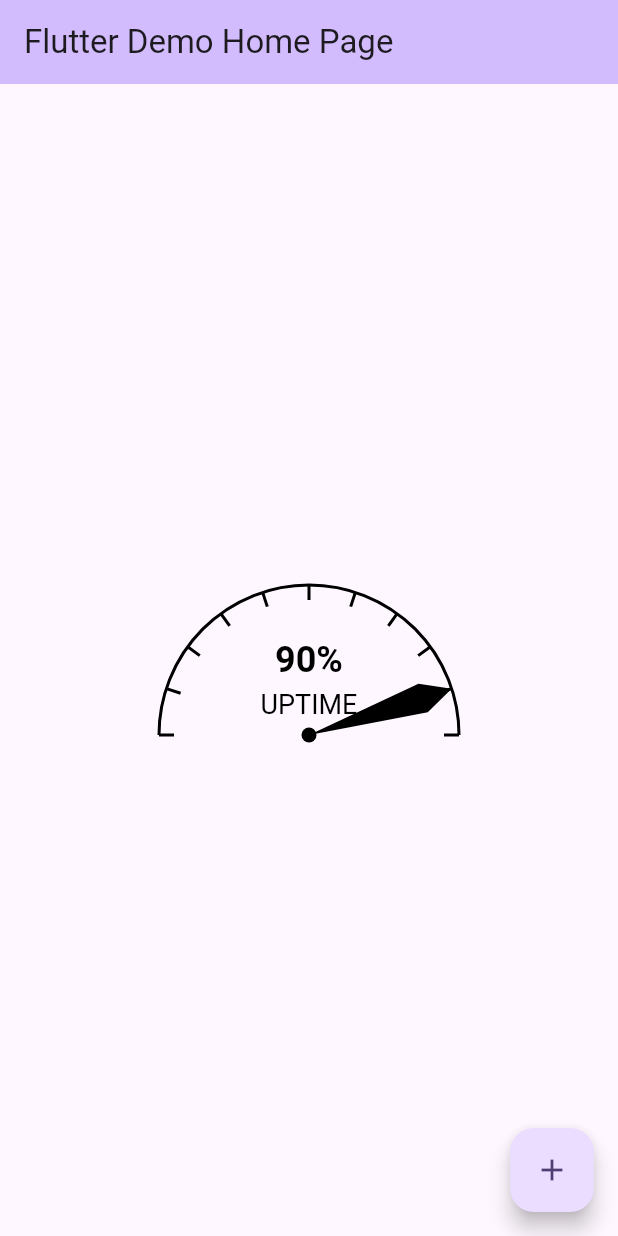
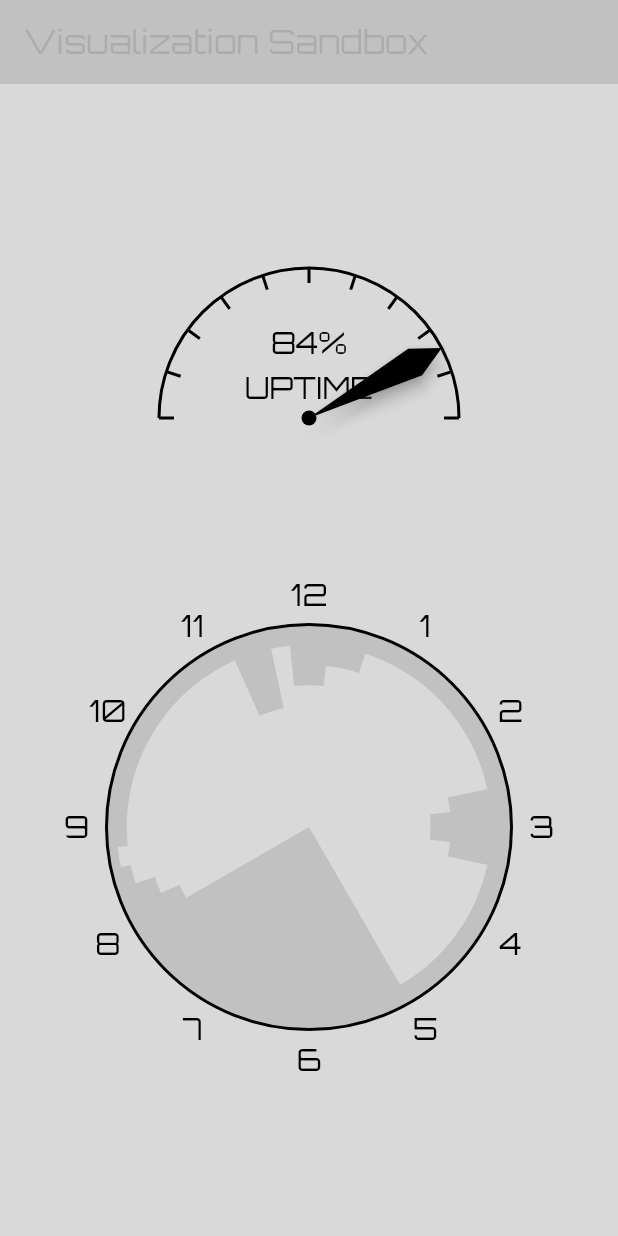
Before and after one commit to JimothyJohn/uptime, a Flutter app: the screen it shows after launch, on a phone screen of 412 x 824 dp. Run offline on Flutter 3.47's test engine with Material 3 defaults, Android fonts, the light colour scheme and no system bars; our stand-ins replace google_fonts.

Commit message:
Clockthing

```diff
--- a/lib/clock.dart
+++ b/lib/clock.dart
@@ -0,0 +1,128 @@
+import 'dart:math' as math;
+import 'package:flutter/material.dart';
+import 'package:google_fonts/google_fonts.dart';
+import 'package:visuals/theme.dart';
+
+class ProductivityClock extends StatelessWidget {
+  final List<double> machineStates; // List of up to 60 boolean values
+  final double size; // List of up to 60 boolean values
+  final double startingHour; // Example starting time
+
+  const ProductivityClock(
+      {Key? key,
+      required this.size,
+      required this.machineStates,
+      required this.startingHour})
+      : assert(machineStates.length <= 60),
+        super(key: key);
+
+  @override
+  Widget build(BuildContext context) {
+    return CustomPaint(
+      size: Size(size, size), // Adjust the size as needed
+      painter: ProductivityClockPainter(machineStates, startingHour),
+    );
+  }
+}
+
+class ProductivityClockPainter extends CustomPainter {
+  final List<double> machineStates;
+  final double startingHour; // Example starting time
+
+  ProductivityClockPainter(this.machineStates, this.startingHour);
+
+  @override
+  void paint(Canvas canvas, Size size) {
+    // Convert hours to radians (15 degrees per hour, π/12 radians per hour)
+
+    final Paint paint = Paint()..style = PaintingStyle.fill;
+    final Offset center = Offset(size.width / 2, size.height / 2);
+    // Reduce the radius for the sections so they don't touch the outer edges
+    final double radius = size.width / 2 * 0.9; // 90% of the full radius
+
+    // Draw clock numbers
+    for (int i = 1; i <= 12; i++) {
+      final double angle = 2 * math.pi / 12 * i - math.pi / 2;
+      final String number = i.toString();
+
+      final textSpan = TextSpan(
+          text: number,
+          style: GoogleFonts.orbitron(
+            color: Colors.black,
+            fontSize: 20,
+          ));
+      final textPainter = TextPainter(
+        text: textSpan,
+        textDirection: TextDirection.ltr,
+      );
+      textPainter.layout();
+
+      final numberPosition = Offset(
+        center.dx + (radius + 20) * math.cos(angle) - textPainter.width / 2,
+        center.dy + (radius + 20) * math.sin(angle) - textPainter.height / 2,
+      );
+      textPainter.paint(canvas, numberPosition);
+    }
+
+    // Optional: Draw a circle outline to complete the clock look
+    final outlinePaint = Paint()
+      ..style = PaintingStyle.stroke
+      ..color = Colors.black
+      ..strokeWidth = 2;
+    canvas.drawCircle(center, radius, outlinePaint);
+
+    // Draw the 60 12-minute sections to fill the clock
+    for (int i = 0; i < 60; i++) {
+      final double startingAngleOffset = startingHour * (math.pi / 6);
+      final startAngle =
+          (2 * math.pi / 60 * i) - math.pi / 2 + startingAngleOffset;
+      const sweepAngle = 2 * math.pi / 60;
+
+      // Adjust path drawing to fill based on the machine state value
+      if (i < machineStates.length) {
+        double fillExtent = 1 - machineStates[i]; // Value between 0 and 1
+
+        // Calculate the inner radius to start the fill based on the fillExtent
+        double innerRadius = radius * (1 - fillExtent);
+
+        // Define the filled section as a path
+        Path filledPath = Path()
+          ..moveTo(center.dx + innerRadius * math.cos(startAngle),
+              center.dy + innerRadius * math.sin(startAngle))
+          ..lineTo(center.dx + radius * math.cos(startAngle),
+              center.dy + radius * math.sin(startAngle))
+          ..arcTo(Rect.fromCircle(center: center, radius: radius), startAngle,
+              sweepAngle, false)
+          ..lineTo(center.dx + innerRadius * math.cos(startAngle + sweepAngle),
+              center.dy + innerRadius * math.sin(startAngle + sweepAngle))
+          ..arcTo(Rect.fromCircle(center: center, radius: innerRadius),
+              startAngle + sweepAngle, -sweepAngle, false)
+          ..close();
+
+        paint.shader = null;
+        // Use the uptimeColor scheme for filling sections based on the state value
+        paint.color = fillExtent > 0
+            ? uptimeColor.onSurface
+            : uptimeColor
+                .surface; // Assuming full fill is 'onSurface' and no fill is 'surface'
+        canvas.drawPath(filledPath, paint);
+      } else {
+        // For sections beyond the length of machineStates, use a neutral color
+        Path path = Path()
+          ..moveTo(center.dx, center.dy)
+          ..arcTo(Rect.fromCircle(center: center, radius: radius), startAngle,
+              sweepAngle, false)
+          ..close();
+
+        paint.color =
+            uptimeColor.onSurface; // Use 'background' for unspecified states
+        canvas.drawPath(path, paint);
+      }
+    }
+  }
+
+  @override
+  bool shouldRepaint(covariant CustomPainter oldDelegate) {
+    return false;
+  }
+}
--- a/lib/main.dart
+++ b/lib/main.dart
@@ -1,5 +1,8 @@
 import 'package:flutter/material.dart';
 import 'package:visuals/speedometer.dart';
+import 'package:visuals/clock.dart';
+import 'package:visuals/utils.dart';
+import 'package:visuals/theme.dart';
 
 void main() {
   runApp(const MyApp());
@@ -12,27 +15,9 @@ class MyApp extends StatelessWidget {
   @override
   Widget build(BuildContext context) {
     return MaterialApp(
-      title: 'Flutter Demo',
-      theme: ThemeData(
-        // This is the theme of your application.
-        //
-        // TRY THIS: Try running your application with "flutter run". You'll see
-        // the application has a purple toolbar. Then, without quitting the app,
-        // try changing the seedColor in the colorScheme below to Colors.green
-        // and then invoke "hot reload" (save your changes or press the "hot
-        // reload" button in a Flutter-supported IDE, or press "r" if you used
-        // the command line to start the app).
-        //
-        // Notice that the counter didn't reset back to zero; the application
-        // state is not lost during the reload. To reset the state, use hot
-        // restart instead.
-        //
-        // This works for code too, not just values: Most code changes can be
-        // tested with just a hot reload.
-        colorScheme: ColorScheme.fromSeed(seedColor: Colors.deepPurple),
-        useMaterial3: true,
-      ),
-      home: const MyHomePage(title: 'Flutter Demo Home Page'),
+      title: 'Visualization Sandbox',
+      theme: uptimeTheme,
+      home: const MyHomePage(title: 'Visualization Sandbox'),
     );
   }
 }
@@ -56,6 +41,7 @@ class MyHomePage extends StatefulWidget {
 }
 
 class _MyHomePageState extends State<MyHomePage> {
+  /*
   int _counter = 0;
 
   void _incrementCounter() {
@@ -68,6 +54,7 @@ class _MyHomePageState extends State<MyHomePage> {
       _counter++;
     });
   }
+  */
 
   @override
   Widget build(BuildContext context) {
@@ -87,7 +74,7 @@ class _MyHomePageState extends State<MyHomePage> {
         // the App.build method, and use it to set our appbar title.
         title: Text(widget.title),
       ),
-      body: const Center(
+      body: Center(
         // Center is a layout widget. It takes a single child and positions it
         // in the middle of the parent.
         child: Column(
@@ -104,17 +91,21 @@ class _MyHomePageState extends State<MyHomePage> {
           // TRY THIS: Invoke "debug painting" (choose the "Toggle Debug Paint"
           // action in the IDE, or press "p" in the console), to see the
           // wireframe for each widget.
-          mainAxisAlignment: MainAxisAlignment.center,
+          mainAxisAlignment: MainAxisAlignment.spaceEvenly,
           children: <Widget>[
-            Speedometer(value: 0.9),
+            Speedometer(value: sampleUptime),
+            ProductivityClock(
+                size: 300, machineStates: sampleStates, startingHour: 8.0)
           ],
         ),
       ),
+      /*
       floatingActionButton: FloatingActionButton(
         onPressed: _incrementCounter,
         tooltip: 'Increment',
         child: const Icon(Icons.add),
       ), // This trailing comma makes auto-formatting nicer for build methods.
+      */
     );
   }
 }
--- /dev/null
+++ b/lib/theme.dart
@@ -0,0 +1,55 @@
+import 'package:flutter/material.dart';
+import 'package:google_fonts/google_fonts.dart';
+
+// Created with https://m2.material.io/design/color/the-color-system.html#tools-for-picking-colors
+const ColorScheme uptimeColor = ColorScheme(
+  primary: Color(0xdddddddd),
+  onPrimary: Color(0x22222222),
+  secondary: Color(0xdddddddd),
+  onSecondary: Color(0x22222222),
+  surface: Color(0xdddddddd),
+  onSurface: Color(0x22222222),
+  background: Color(0xdddddddd),
+  onBackground: Color(0x22222222),
+  error: Colors.red,
+  onError: Colors.white,
+  brightness: Brightness.light,
+);
+
+const ColorScheme uptimeDarkColor = ColorScheme(
+  primary: Color(0xdddddddd),
+  onPrimary: Color(0x22222222),
+  secondary: Color(0xdddddddd),
+  onSecondary: Color(0x22222222),
+  surface: Color(0xdddddddd),
+  onSurface: Color(0x22222222),
+  background: Color(0xdddddddd),
+  onBackground: Color(0x22222222),
+  error: Colors.red,
+  onError: Colors.white,
+  brightness: Brightness.light,
+);
+
+final TextTheme uptimeText = GoogleFonts.orbitronTextTheme();
+
+final ThemeData uptimeLightTheme = ThemeData(
+  colorScheme: uptimeColor,
+  textTheme: uptimeText,
+  pageTransitionsTheme: const PageTransitionsTheme(
+    builders: {
+      TargetPlatform.android: OpenUpwardsPageTransitionsBuilder(),
+      TargetPlatform.iOS: OpenUpwardsPageTransitionsBuilder(),
+    },
+  ),
+);
+
+final ThemeData uptimeTheme = ThemeData(
+  colorScheme: uptimeColor,
+  textTheme: uptimeText,
+  pageTransitionsTheme: const PageTransitionsTheme(
+    builders: {
+      TargetPlatform.android: OpenUpwardsPageTransitionsBuilder(),
+      TargetPlatform.iOS: OpenUpwardsPageTransitionsBuilder(),
+    },
+  ),
+);
--- /dev/null
+++ b/lib/utils.dart
@@ -0,0 +1,50 @@
+List<double> sampleStates = const [
+  0.7,
+  0.8,
+  0.9,
+  0.95,
+  0.9,
+  0.9,
+  0.9,
+  0.9,
+  0.9,
+  0.9,
+  0.9,
+  0.9,
+  0.9,
+  0.9,
+  0.9,
+  0.9,
+  0.6,
+  0.6,
+  0.9,
+  0.7,
+  0.7,
+  0.8,
+  0.8,
+  0.9,
+  0.9,
+  0.9,
+  0.9,
+  0.9,
+  0.9,
+  0.9,
+  0.9,
+  0.9,
+  0.9,
+  0.7,
+  0.6,
+  0.6,
+  0.7,
+  0.9,
+  0.9,
+  0.9,
+  0.9,
+  0.9,
+  0.9,
+  0.9,
+  0.9,
+];
+
+double sum = sampleStates.reduce((a, b) => a + b);
+double sampleUptime = sum / sampleStates.length;
--- a/pubspec.yaml
+++ b/pubspec.yaml
@@ -35,6 +35,7 @@ dependencies:
   # The following adds the Cupertino Icons font to your application.
   # Use with the CupertinoIcons class for iOS style icons.
   cupertino_icons: ^1.0.2
+  google_fonts: ^6.1.0
 
 dev_dependencies:
   flutter_test:
```
Also changed, not shown: lib/speedometer.dart (+19 -12 lines), 2 other files.
